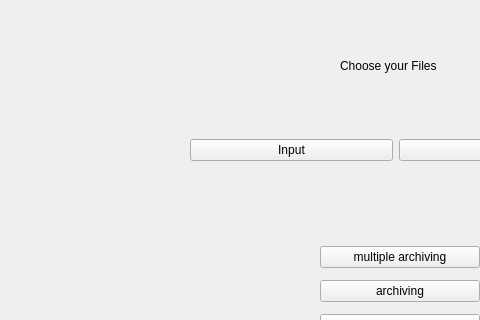
First picture: the form in AIR/userinterface.ui, repository Hlanden5/handmade-archivation-system, before the edit; both pictures show x 0 to 480 and y 0 to 320 of the 800 by 600 pixel window.
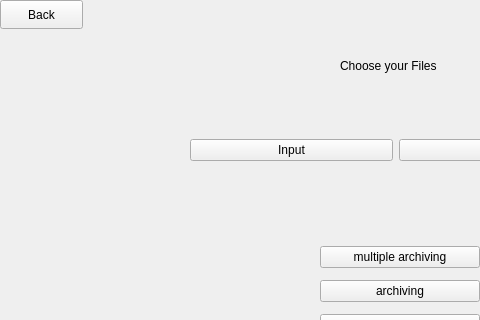
Second picture: the form after the edit.

What changed in the file:
```diff
--- a/AIR/userinterface.ui
+++ b/AIR/userinterface.ui
@@ -102,6 +102,19 @@
      <string>Choose your Files</string>
     </property>
    </widget>
+   <widget class="QPushButton" name="back">
+    <property name="geometry">
+     <rect>
+      <x>0</x>
+      <y>0</y>
+      <width>83</width>
+      <height>29</height>
+     </rect>
+    </property>
+    <property name="text">
+     <string>Back</string>
+    </property>
+   </widget>
   </widget>
   <widget class="QMenuBar" name="menubar">
    <property name="geometry">
```
